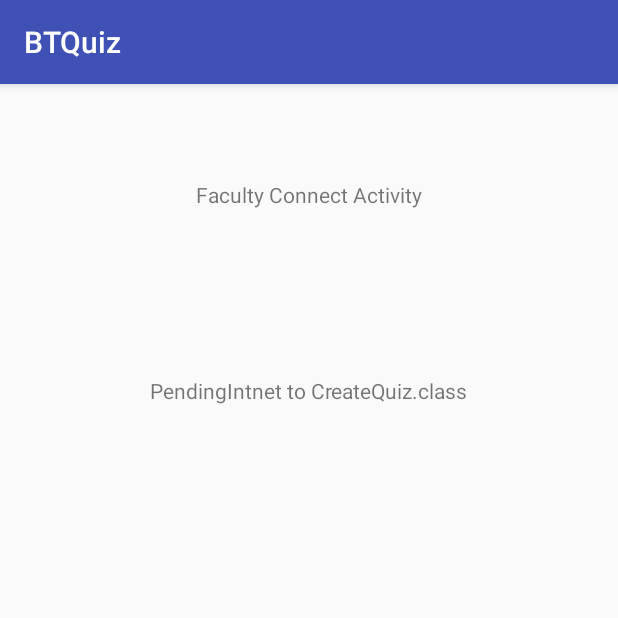
After one commit to lukelowers/BTQuiz, an Android app: the FacultyConnect screen opened directly, with no data from a screen before it, on a phone screen of 412 x 824 dp, the top half of it. The commit adds this screen. Run offline under Robolectric (Android 15) with nearby library versions, the phone set to English and light mode, and no system bars.

Commit message:
connect activites

```diff
--- a/app/src/main/AndroidManifest.xml
+++ b/app/src/main/AndroidManifest.xml
@@ -15,6 +15,10 @@
                 <category android:name="android.intent.category.LAUNCHER" />
             </intent-filter>
         </activity>
+        <activity android:name=".FacultyConnect" />
+        <activity android:name=".StudentActivity" />
+        <activity android:name=".StudentConnect" />
+        <activity android:name=".Quiz"></activity>
     </application>
 
 </manifest>
--- /dev/null
+++ b/app/src/main/java/com/example/luke/btquiz/FacultyConnect.java
@@ -0,0 +1,13 @@
+package com.example.luke.btquiz;
+
+import android.support.v7.app.AppCompatActivity;
+import android.os.Bundle;
+
+public class FacultyConnect extends AppCompatActivity {
+
+    @Override
+    protected void onCreate(Bundle savedInstanceState) {
+        super.onCreate(savedInstanceState);
+        setContentView(R.layout.activity_faculty_connect);
+    }
+}
--- /dev/null
+++ b/app/src/main/res/layout/activity_faculty_connect.xml
@@ -0,0 +1,30 @@
+<?xml version="1.0" encoding="utf-8"?>
+<RelativeLayout xmlns:android="http://schemas.android.com/apk/res/android"
+    xmlns:tools="http://schemas.android.com/tools"
+    android:id="@+id/activity_faculty_connect"
+    android:layout_width="match_parent"
+    android:layout_height="match_parent"
+    android:paddingBottom="@dimen/activity_vertical_margin"
+    android:paddingLeft="@dimen/activity_horizontal_margin"
+    android:paddingRight="@dimen/activity_horizontal_margin"
+    android:paddingTop="@dimen/activity_vertical_margin"
+    tools:context="com.example.luke.btquiz.FacultyConnect">
+
+    <TextView
+        android:text="Faculty Connect Activity"
+        android:layout_width="wrap_content"
+        android:layout_height="wrap_content"
+        android:layout_alignParentTop="true"
+        android:layout_centerHorizontal="true"
+        android:layout_marginTop="48dp"
+        android:id="@+id/textView" />
+
+    <TextView
+        android:text="PendingIntnet to CreateQuiz.class"
+        android:layout_width="wrap_content"
+        android:layout_height="wrap_content"
+        android:layout_below="@+id/textView"
+        android:layout_centerHorizontal="true"
+        android:layout_marginTop="111dp"
+        android:id="@+id/textView4" />
+</RelativeLayout>
```
Also changed, not shown: app/src/main/java/com/example/luke/btquiz/MainActivity.java (+39 -0 lines), app/src/main/java/com/example/luke/btquiz/Quiz.java (added, +13 -0 lines), app/src/main/java/com/example/luke/btquiz/StudentConnect.java (added, +13 -0 lines), app/src/main/res/layout/activity_main.xml (+33 -1 lines), app/src/main/res/layout/activity_quiz.xml (added, +13 -0 lines), app/src/main/res/layout/activity_student_connect.xml (added, +30 -0 lines).
